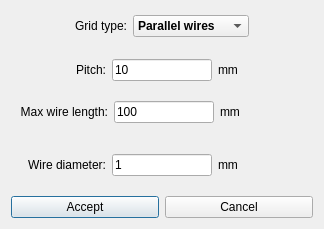
Old version of the form src/gui/MainWindowTools/agridelementdialog.ui in the repository andrmor/ANTS2.
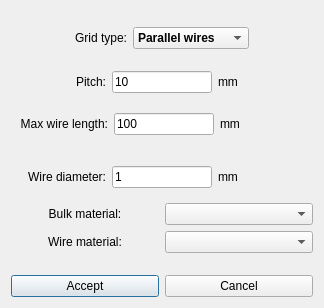
New version of the form.

Commit message: optical grid edit dialog now contain materials

What changed in the file:
```diff
--- a/src/gui/MainWindowTools/agridelementdialog.ui
+++ b/src/gui/MainWindowTools/agridelementdialog.ui
@@ -7,7 +7,7 @@
     <x>0</x>
     <y>0</y>
     <width>324</width>
-    <height>229</height>
+    <height>308</height>
    </rect>
   </property>
   <property name="windowTitle">
@@ -406,6 +406,69 @@
      </layout>
     </widget>
    </item>
+   <item>
+    <layout class="QHBoxLayout" name="horizontalLayout_11">
+     <property name="topMargin">
+      <number>0</number>
+     </property>
+     <item>
+      <layout class="QVBoxLayout" name="verticalLayout_5">
+       <property name="leftMargin">
+        <number>0</number>
+       </property>
+       <property name="topMargin">
+        <number>0</number>
+       </property>
+       <item>
+        <widget class="QLabel" name="label_19">
+         <property name="toolTip">
+          <string>Typically the material of the volume containing the grid</string>
+         </property>
+         <property name="text">
+          <string>Bulk material:</string>
+         </property>
+         <property name="alignment">
+          <set>Qt::AlignCenter</set>
+         </property>
+        </widget>
+       </item>
+       <item>
+        <widget class="QLabel" name="label_18">
+         <property name="toolTip">
+          <string>Make sure to adjust the optical overrides:
+photons should not be able to enter the wires!</string>
+         </property>
+         <property name="text">
+          <string>Wire material:</string>
+         </property>
+         <property name="alignment">
+          <set>Qt::AlignCenter</set>
+         </property>
+        </widget>
+       </item>
+      </layout>
+     </item>
+     <item>
+      <layout class="QVBoxLayout" name="verticalLayout_6">
+       <item>
+        <widget class="QComboBox" name="cobBulkMaterial">
+         <property name="toolTip">
+          <string>Typically the material of the volume containing the grid</string>
+         </property>
+        </widget>
+       </item>
+       <item>
+        <widget class="QComboBox" name="cobWireMaterial">
+         <property name="toolTip">
+          <string>Make sure to adjust the optical overrides:
+photons should not be able to enter the wires!</string>
+         </property>
+        </widget>
+       </item>
+      </layout>
+     </item>
+    </layout>
+   </item>
    <item>
     <spacer name="verticalSpacer">
      <property name="orientation">
```
The commit also changes 5 other files.
